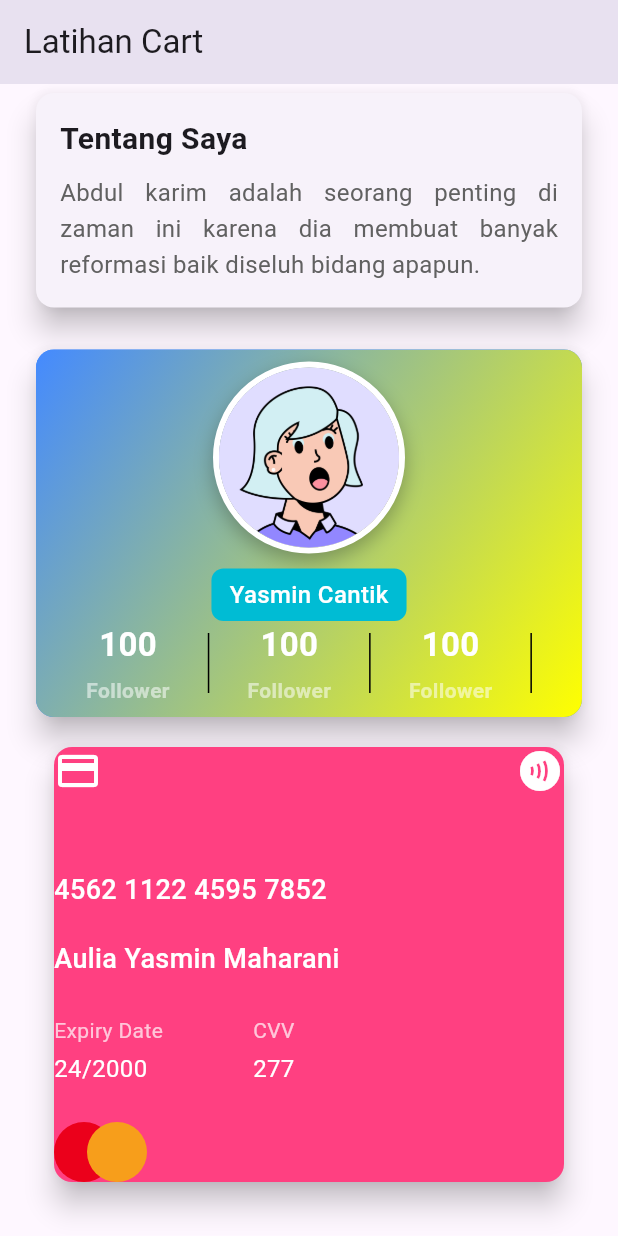
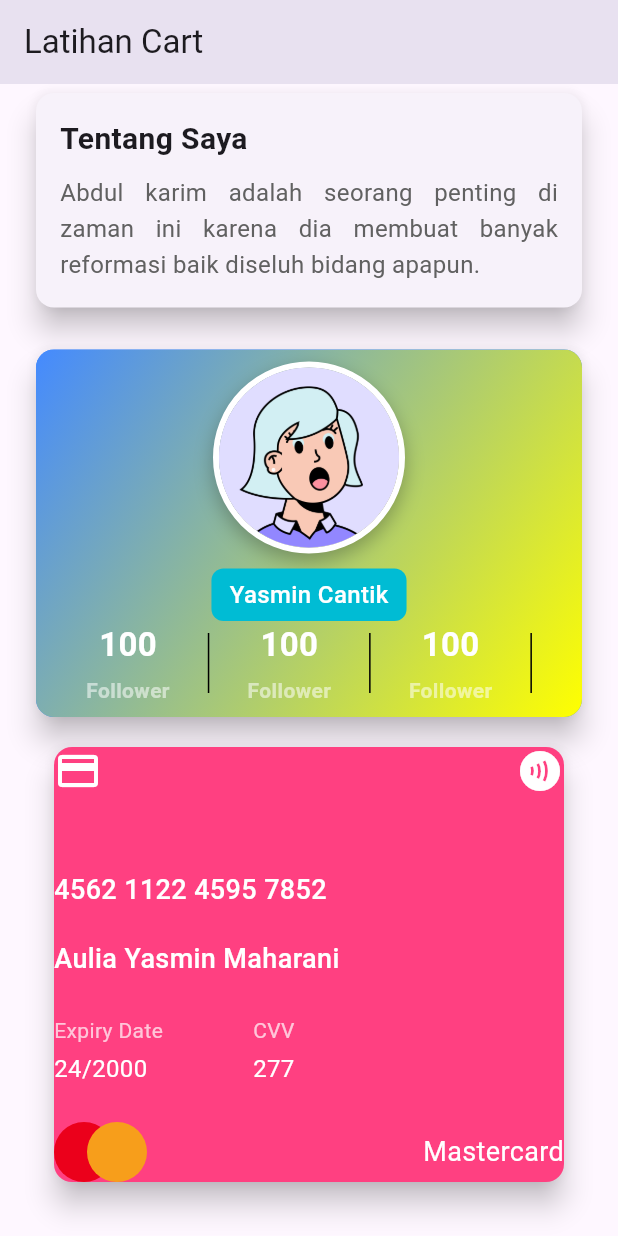
Before and after one commit to yaseumine/Tugas_week_8_1123150146, a Flutter app: the screen it shows after launch, scrolled down 302 dp, on a phone screen of 412 x 824 dp. Run offline on Flutter 3.47's test engine with Material 3 defaults, Android fonts, the phone set to English and light mode, and no system bars.

Commit message:
menambahkan text mastercard

```diff
--- a/lib/pages/latihan_cart.dart
+++ b/lib/pages/latihan_cart.dart
@@ -260,6 +260,7 @@ class LatihanCart extends StatelessWidget {
                     ),
                   ),
                 ),
+
                 Card(
                   elevation: 8,
                   margin: EdgeInsets.all(16.0),
@@ -377,6 +378,10 @@ class LatihanCart extends StatelessWidget {
                               ),
                             ],
                           ),
+                          Text(
+                            "Mastercard",
+                            style: TextStyle(color: Colors.white, fontSize: 18),
+                          ),
                         ],
                       ),
                     ],
```
